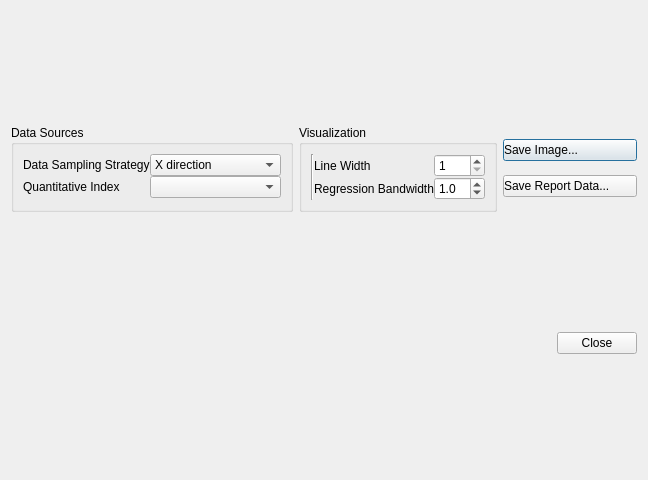
This is tracking/tract_report.ui in frankyeh/DSI-Studio as Qt 5 draws it before an edit. The edited form follows.
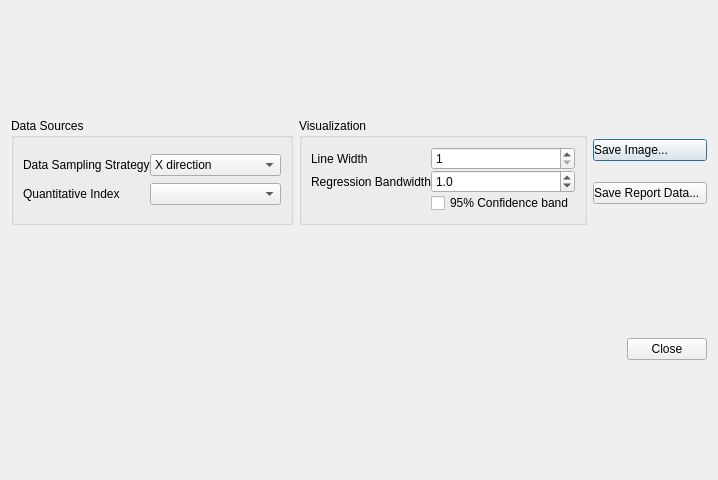
This is the edited form.

Commit message: [gui] revise track profile

Diff of the .ui file:
```diff
--- a/tracking/tract_report.ui
+++ b/tracking/tract_report.ui
@@ -114,7 +114,7 @@
         <property name="spacing">
          <number>0</number>
         </property>
-        <item row="0" column="1">
+        <item row="0" column="0">
          <layout class="QFormLayout" name="formLayout">
           <property name="horizontalSpacing">
            <number>0</number>
@@ -165,15 +165,22 @@
             </property>
            </widget>
           </item>
+          <item row="2" column="1">
+           <widget class="QCheckBox" name="CI">
+            <property name="text">
+             <string>95% Confidence band</string>
+            </property>
+           </widget>
+          </item>
+          <item row="2" column="0">
+           <widget class="QLabel" name="label_4">
+            <property name="text">
+             <string/>
+            </property>
+           </widget>
+          </item>
          </layout>
         </item>
-        <item row="0" column="0">
-         <widget class="Line" name="line">
-          <property name="orientation">
-           <enum>Qt::Vertical</enum>
-          </property>
-         </widget>
-        </item>
        </layout>
       </widget>
      </item>
```
Left out of the diff: 14 changed lines with no effect on the pictures. The commit also changes 1 other file.
